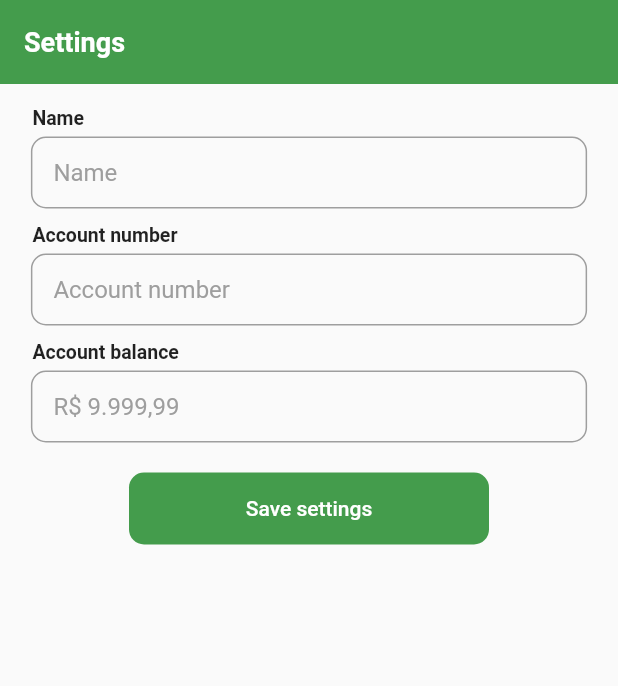
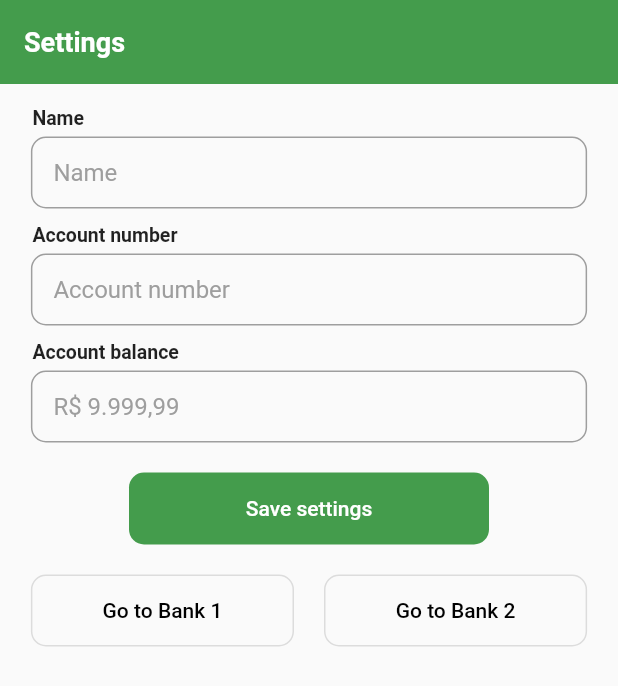
Before and after one commit to marcellocamara/InternetBanking, a Flutter app: the screen it shows after launch, on a phone screen of 412 x 824 dp. Shown: the top 686 px of the screen. Run offline on Flutter 3.47's test engine with Material 2 defaults, Android fonts, the phone set to English and light mode, and no system bars; our stand-ins replace flutter_bloc.

Commit message:
refactor: call bank 1 and bank 2 pages from settings page

```diff
--- a/lib/app/features/settings/settings.page.dart
+++ b/lib/app/features/settings/settings.page.dart
@@ -1,6 +1,7 @@
 import 'package:flutter/material.dart';
 import 'package:flutter_bloc/flutter_bloc.dart';
 
+import '../../app.routes.dart';
 import '../../shared/widgets/custom_text_form_field.ui.dart';
 import 'settings.bloc.dart';
 import 'settings.event.dart';
@@ -77,6 +78,31 @@ class SettingsPage extends StatelessWidget {
                       ),
                     ),
                   ),
+                  Padding(
+                    padding: const EdgeInsets.only(bottom: 20),
+                    child: Row(
+                      mainAxisSize: MainAxisSize.min,
+                      children: [
+                        Expanded(
+                          child: OutlineButton(
+                            onPressed: () => Navigator.of(context).pushNamed(
+                              AppRoutes.bank1,
+                            ),
+                            child: Text('Go to Bank 1'),
+                          ),
+                        ),
+                        const SizedBox(width: 20),
+                        Expanded(
+                          child: OutlineButton(
+                            onPressed: () => Navigator.of(context).pushNamed(
+                              AppRoutes.bank2,
+                            ),
+                            child: Text('Go to Bank 2'),
+                          ),
+                        ),
+                      ],
+                    ),
+                  ),
                 ],
               ),
             ),
```
